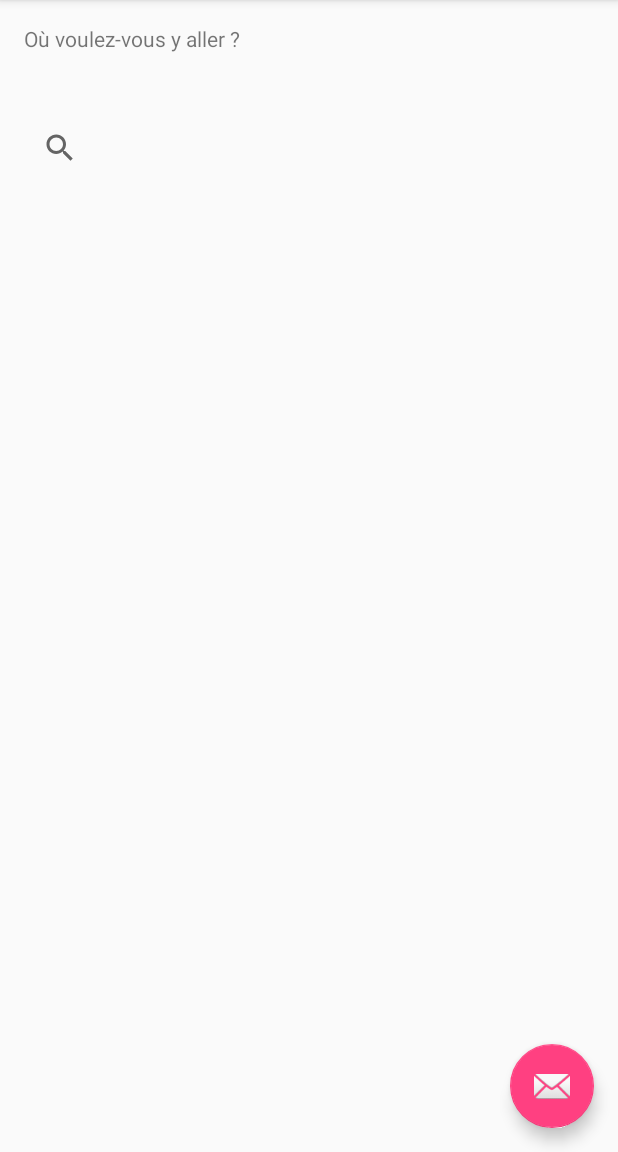
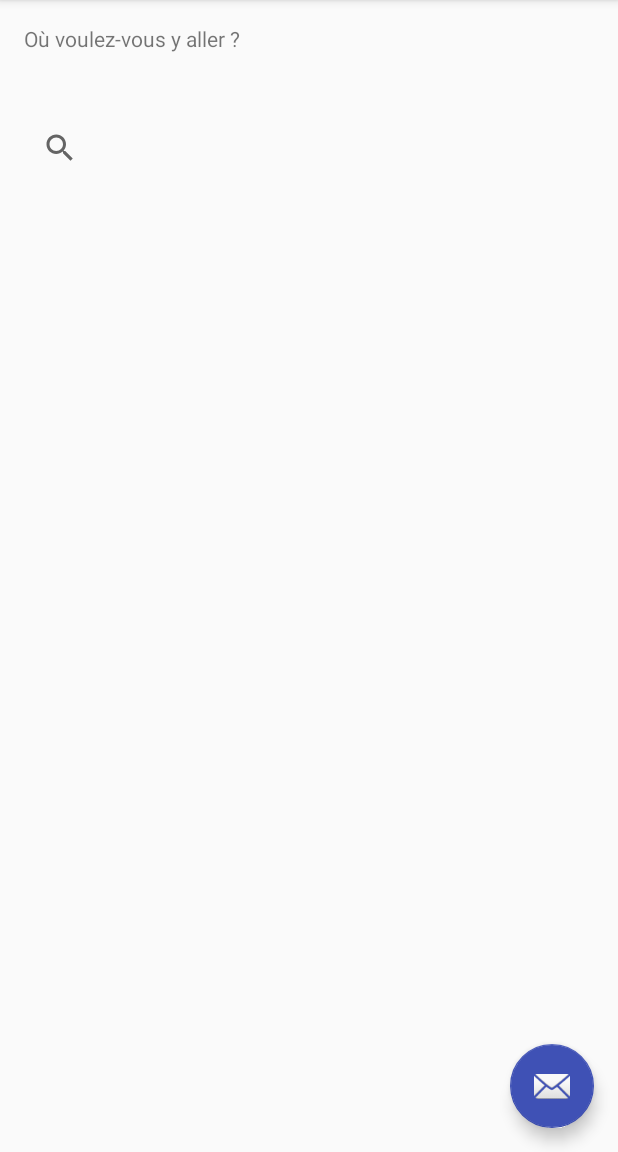
Before and after one commit to Senthene/Get-Your-Way, an Android app: the screen it shows after launch (MainActivity), on a phone screen of 412 x 824 dp, the part 84-1236 px from its top. Run offline under Robolectric (Android 15) with nearby library versions, the phone set to English and light mode, and no system bars.

Commit message:
Modification mineure

```diff
--- a/GetYourWay/app/src/main/res/layout/app_bar_main.xml
+++ b/GetYourWay/app/src/main/res/layout/app_bar_main.xml
@@ -29,6 +29,7 @@
         android:layout_height="wrap_content"
         android:layout_gravity="bottom|end"
         android:layout_margin="@dimen/fab_margin"
-        app:srcCompat="@android:drawable/ic_dialog_email" />
+        app:srcCompat="@android:drawable/ic_dialog_email"
+        app:backgroundTint="@color/colorPrimary" />
 
 </android.support.design.widget.CoordinatorLayout>
--- a/GetYourWay/app/src/main/res/layout/nav_header_main.xml
+++ b/GetYourWay/app/src/main/res/layout/nav_header_main.xml
@@ -17,7 +17,7 @@
         android:layout_width="wrap_content"
         android:layout_height="wrap_content"
         android:paddingTop="@dimen/nav_header_vertical_spacing"
-        app:srcCompat="@android:drawable/sym_def_app_icon" />
+        app:srcCompat="@android:drawable/ic_dialog_info" />
 
     <TextView
         android:layout_width="match_parent"
--- a/GetYourWay/app/src/main/res/menu/activity_main_drawer.xml
+++ b/GetYourWay/app/src/main/res/menu/activity_main_drawer.xml
@@ -1,16 +1,16 @@
 <?xml version="1.0" encoding="utf-8"?>
-<menu xmlns:app="http://schemas.android.com/apk/res-auto"
-    xmlns:android="http://schemas.android.com/apk/res/android">
+<menu xmlns:android="http://schemas.android.com/apk/res/android">
 
     <group android:checkableBehavior="single">
         <item
             android:id="@+id/nav_reception"
             android:icon="@drawable/reception"
             android:title="Réception" />
+
         <item
             android:id="@+id/nav_toilettes"
             android:icon="@drawable/toilettes"
-            android:title="Toilettes" />
+            android:title="toilettes" />
         <item
             android:id="@+id/nav_exit"
             android:icon="@drawable/sortie"
@@ -18,14 +18,15 @@
     </group>
 
     <item android:title="Changer d'étages"
-        android:id="@+id/nav_changerEtage">
+        android:id="@+id/nav_changerEtage"
+        android:visible="true">
         <menu>
             <item
                 android:id="@+id/nav_ascenseur"
                 android:icon="@drawable/ascenseur"
                 android:title="Ascenseurs" />
             <item
-                android:id="@+id/nav_escalier"
+                android:id="@+id/escaliers"
                 android:icon="@drawable/escaliers"
                 android:title="Escaliers" />
         </menu>
```
